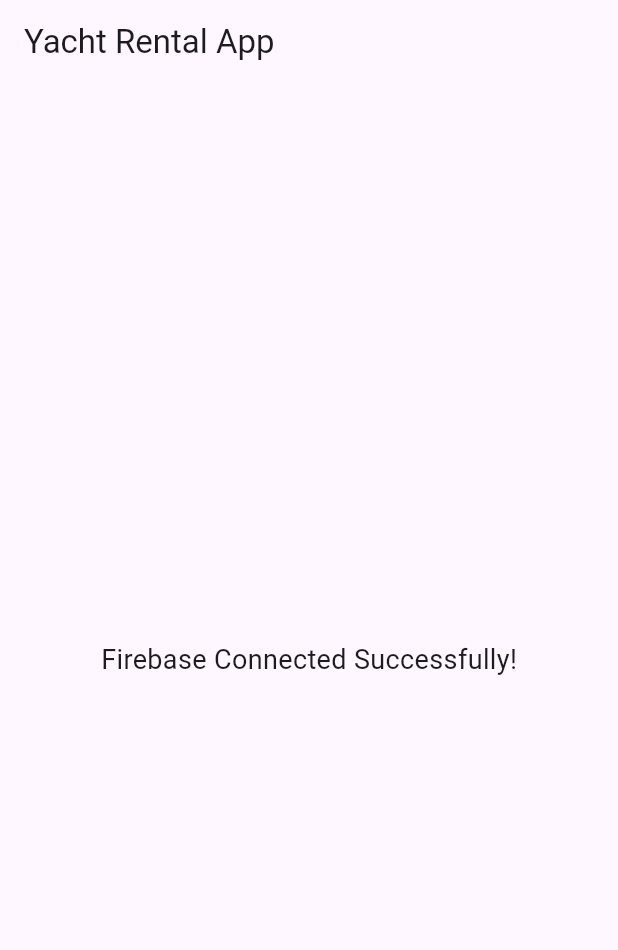
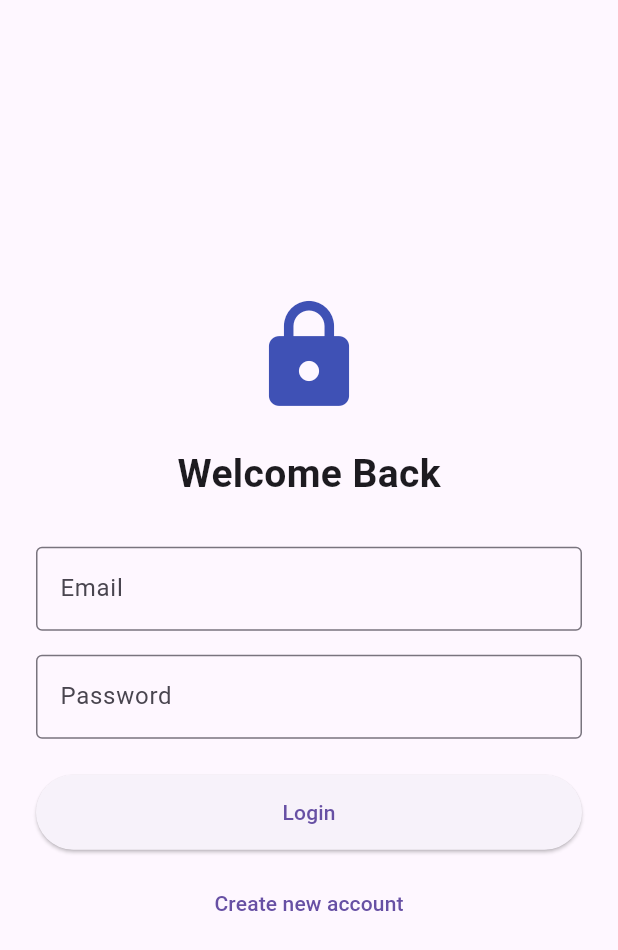
Before and after one commit to Zavyar-Riasat/Yacht-app, a Flutter app: the screen it shows after launch, on a phone screen of 412 x 824 dp. Shown: the top 950 px of the screen. Run offline on Flutter 3.47's test engine with Material 3 defaults, Android fonts, the phone set to English and light mode, and no system bars; our stand-ins replace firebase_auth, firebase_core; accounts and stored records are empty.

Commit message:
auth is done

```diff
--- a/lib/main.dart
+++ b/lib/main.dart
@@ -1,5 +1,6 @@
 import 'package:flutter/material.dart';
 import 'package:firebase_core/firebase_core.dart';
+import 'screens/login_screen.dart';
 import 'firebase_options.dart';
 
 void main() async {
@@ -17,30 +18,12 @@ class MyApp extends StatelessWidget {
   Widget build(BuildContext context) {
     return MaterialApp(
       debugShowCheckedModeBanner: false,
-      title: 'Yacht Rental App',
+      title: 'University App',
       theme: ThemeData(
-        primarySwatch: Colors.blue,
+        primarySwatch: Colors.indigo,
+        useMaterial3: true,
       ),
-      home: const HomePage(),
+      home: const LoginScreen(),
     );
   }
 }
-
-class HomePage extends StatelessWidget {
-  const HomePage({super.key});
-
-  @override
-  Widget build(BuildContext context) {
-    return Scaffold(
-      appBar: AppBar(
-        title: const Text('Yacht Rental App'),
-      ),
-      body: const Center(
-        child: Text(
-          'Firebase Connected Successfully!',
-          style: TextStyle(fontSize: 18),
-        ),
-      ),
-    );
-  }
-}
--- /dev/null
+++ b/lib/screens/login_screen.dart
@@ -0,0 +1,98 @@
+import 'package:flutter/material.dart';
+import '../services/auth_service.dart';
+import 'register_screen.dart';
+import 'home_screen.dart';
+
+class LoginScreen extends StatefulWidget {
+  const LoginScreen({super.key});
+
+  @override
+  State<LoginScreen> createState() => _LoginScreenState();
+}
+
+class _LoginScreenState extends State<LoginScreen> {
+  final emailController = TextEditingController();
+  final passwordController = TextEditingController();
+  final AuthService _auth = AuthService();
+
+  void login() async {
+    try {
+      await _auth.login(
+        email: emailController.text.trim(),
+        password: passwordController.text.trim(),
+      );
+
+      Navigator.pushReplacement(
+        context,
+        MaterialPageRoute(builder: (_) => HomeScreen()),
+      );
+    } catch (e) {
+      showError(e.toString());
+    }
+  }
+
+  void showError(String msg) {
+    showDialog(
+      context: context,
+      builder: (_) =>
+          AlertDialog(title: const Text("Login Failed"), content: Text(msg)),
+    );
+  }
+
+  @override
+  Widget build(BuildContext context) {
+    return Scaffold(
+      body: Center(
+        child: SingleChildScrollView(
+          padding: const EdgeInsets.all(24),
+          child: Column(
+            children: [
+              const Icon(Icons.lock, size: 80, color: Colors.indigo),
+              const SizedBox(height: 20),
+              const Text(
+                "Welcome Back",
+                style: TextStyle(fontSize: 26, fontWeight: FontWeight.bold),
+              ),
+              const SizedBox(height: 30),
+              TextField(
+                controller: emailController,
+                decoration: const InputDecoration(
+                  labelText: "Email",
+                  border: OutlineInputBorder(),
+                ),
+              ),
+              const SizedBox(height: 16),
+              TextField(
+                controller: passwordController,
+                obscureText: true,
+                decoration: const InputDecoration(
+                  labelText: "Password",
+                  border: OutlineInputBorder(),
+                ),
+              ),
+              const SizedBox(height: 24),
+              SizedBox(
+                width: double.infinity,
+                height: 50,
+                child: ElevatedButton(
+                  onPressed: login,
+                  child: const Text("Login"),
+                ),
+              ),
+              const SizedBox(height: 12),
+              TextButton(
+                onPressed: () {
+                  Navigator.push(
+                    context,
+                    MaterialPageRoute(builder: (_) => const RegisterScreen()),
+                  );
+                },
+                child: const Text("Create new account"),
+              ),
+            ],
+          ),
+        ),
+      ),
+    );
+  }
+}
--- /dev/null
+++ b/lib/services/auth_service.dart
@@ -0,0 +1,35 @@
+import 'package:firebase_auth/firebase_auth.dart';
+
+class AuthService {
+  final FirebaseAuth _auth = FirebaseAuth.instance;
+
+  Future<void> register({
+    required String email,
+    required String password,
+    String? name,
+  }) async {
+    UserCredential user =
+        await _auth.createUserWithEmailAndPassword(
+      email: email,
+      password: password,
+    );
+
+    if (name != null && name.isNotEmpty) {
+      await user.user!.updateDisplayName(name);
+    }
+  }
+
+  Future<void> login({
+    required String email,
+    required String password,
+  }) async {
+    await _auth.signInWithEmailAndPassword(
+      email: email,
+      password: password,
+    );
+  }
+
+  Future<void> logout() async {
+    await _auth.signOut();
+  }
+}
--- a/pubspec.yaml
+++ b/pubspec.yaml
@@ -31,8 +31,8 @@ dependencies:
   flutter:
     sdk: flutter
 
-  firebase_core: ^3.8.0
-  firebase_auth: ^5.3.3
+  firebase_core: ^3.15.2
+  firebase_auth: ^5.7.0
   cloud_firestore: ^5.5.0
 
   # The following adds the Cupertino Icons font to your application.
```
Also changed, not shown: lib/screens/home_screen.dart (added, +36 -0 lines), lib/screens/register_screen.dart (added, +91 -0 lines), lib/firebase_options.dart.
